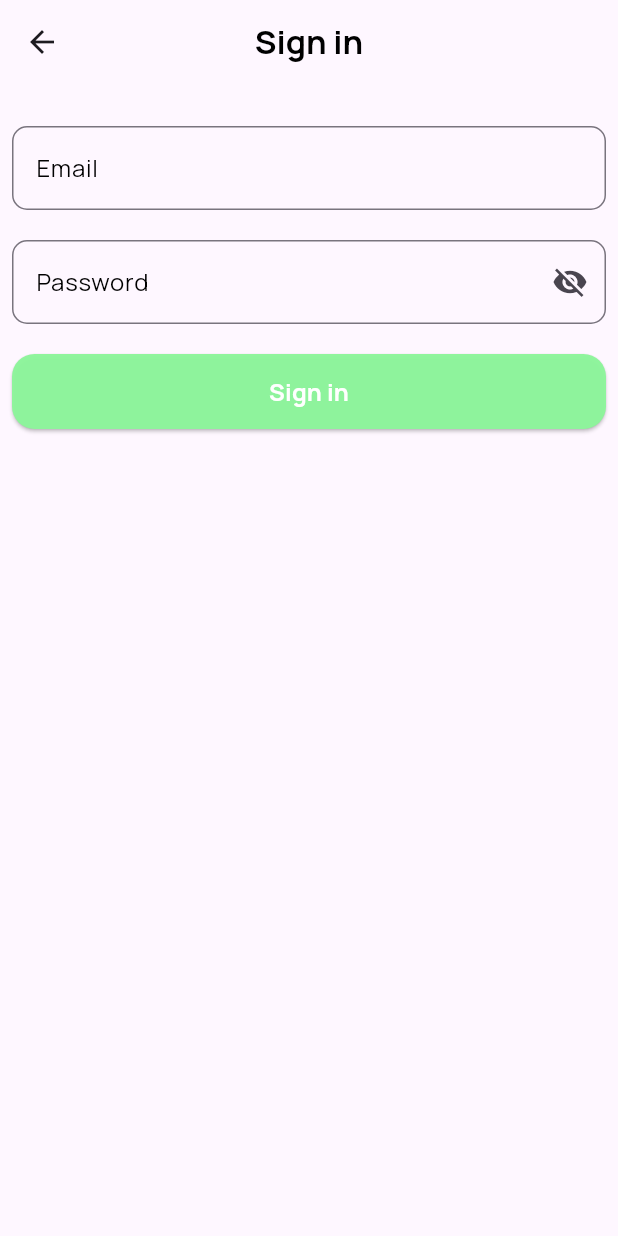
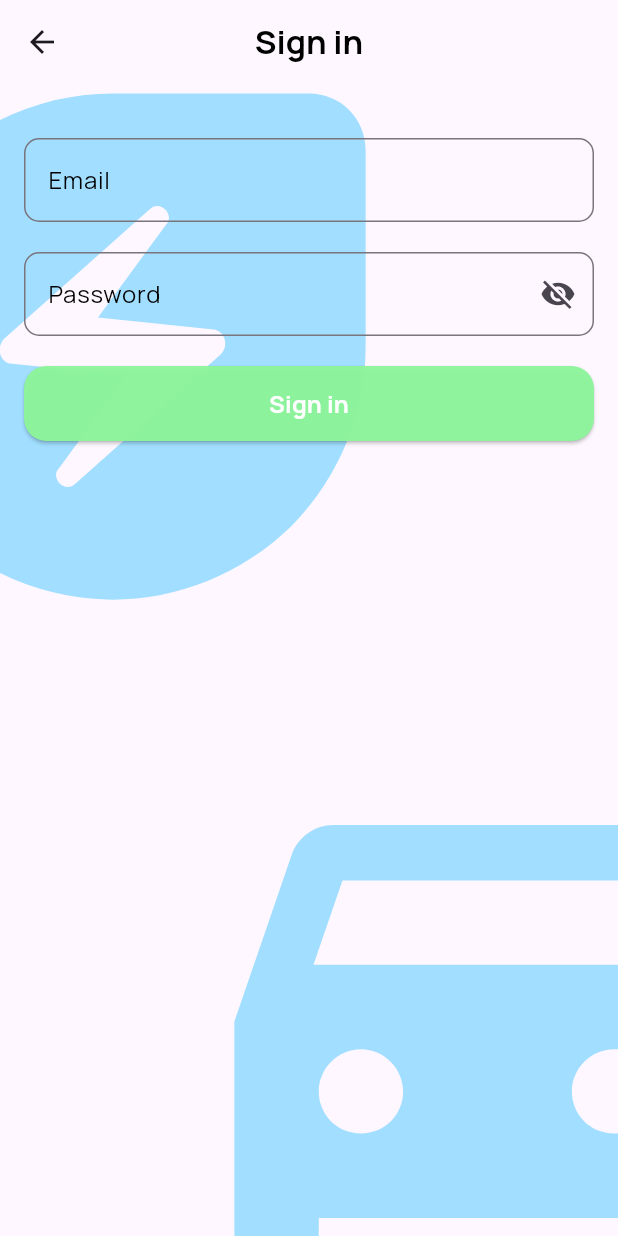
Before and after one commit to Akkarapa-Ryu/itds283_gr03_project_go_green_ezy_wheels, a Flutter app: the screen it shows after launch, after a tap on "Next", after a tap on "Sign In", on a phone screen of 412 x 824 dp. Run offline on Flutter 3.47's test engine with Material 3 defaults, Android fonts, the phone set to English and light mode, and no system bars; our stand-ins replace cloud_firestore, dotted_border, firebase_core, flutter_map, geocoding, geolocator and 2 more; accounts and stored records are empty.

Commit message:
PJGR03-Final
add Icon for background

```diff
--- a/lib/pages/login/signin_page.dart
+++ b/lib/pages/login/signin_page.dart
@@ -26,9 +26,28 @@ class _SigninPageState extends State<SigninPage> {
             SignInMessage.signIn, DesignSystem.c0, FontWeight.bold, null),
         centerTitle: true,
       ),
-      body: SingleChildScrollView(
-        child: Padding(
-          padding: const EdgeInsets.all(8.0),
+      body: Stack(
+        children: [
+          const Positioned(
+                top: -50,
+                left: -150,
+                child: Icon(
+                  IconData(0xf07f8,
+                      fontFamily: DesignSystem.fontIconMaterialIcons),
+                  size: 450,
+                  color: DesignSystem.c14,
+                )),
+          const Positioned(
+            top: 400,
+            left: 100,
+            child: Icon(
+              IconData(0xf6b2, fontFamily: DesignSystem.fontIconMaterialIcons),
+              size: 450,
+              color: DesignSystem.c14,
+            ),
+          ),
+          Padding(
+            padding: const EdgeInsets.all(16),
             child: Form(
               key: _formKey,
               child: Column(
@@ -135,6 +154,7 @@ class _SigninPageState extends State<SigninPage> {
               ),
             ),
           ),
+        ],
       ),
     );
   }
```
Lines whose indentation alone changed are shown as unchanged.
